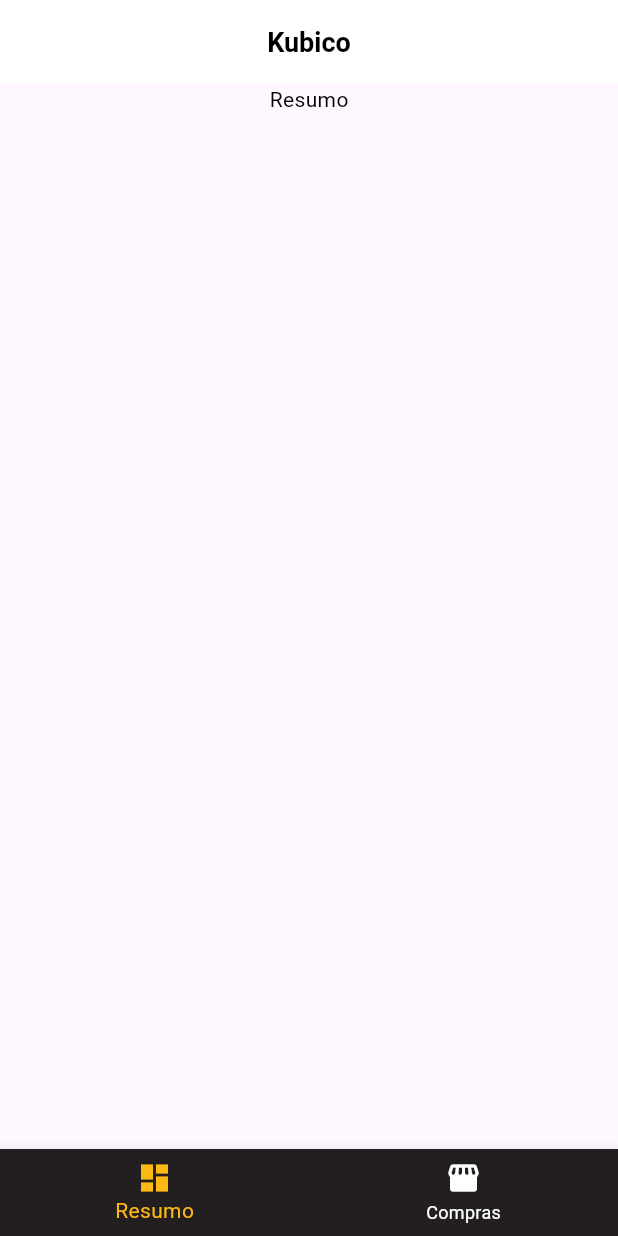
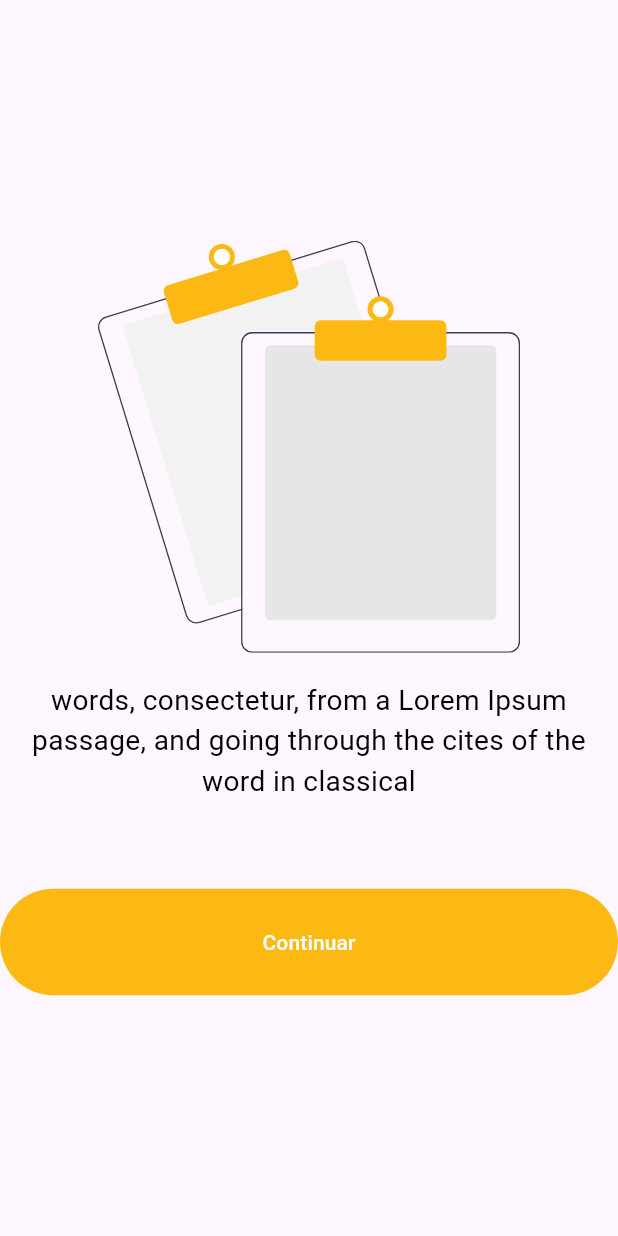
Before and after one commit to gquende/sumbalist, a Flutter app: the screen it shows after launch, on a phone screen of 412 x 824 dp. Run offline on Flutter 3.47's test engine with Material 3 defaults, Android fonts, the phone set to English and light mode, and no system bars; our stand-ins replace flutter_svg, get, get_it, material_design_icons_flutter, sqflite_common_ffi; accounts and stored records are empty.

Commit message:
💄 Create Onboarding
Create OnBoarding

```diff
--- a/lib/main.dart
+++ b/lib/main.dart
@@ -1,7 +1,7 @@
 import 'package:flutter/material.dart';
 import 'package:get/get.dart';
-import 'package:sumbalist/pages/home.dart';
-import 'package:sumbalist/pages/login.dart';
+import 'package:sumbalist/pages/onboarding.dart';
+
 import 'configs/config.dart';
 import 'utils/theme/theme.dart';
 
@@ -26,7 +26,7 @@ class App extends StatelessWidget {
       debugShowCheckedModeBanner: false,
       theme: isDarkMode ? AppTheme.darkMode : AppTheme.light,
       darkTheme: AppTheme.darkMode,
-      home: Home(),
+      home: OnBoarding(),
     );
   }
 }
--- /dev/null
+++ b/lib/pages/onboarding.dart
@@ -0,0 +1,91 @@
+import 'package:flutter/material.dart';
+import 'package:flutter_svg/flutter_svg.dart';
+import 'package:sumbalist/constants/files.dart';
+import 'package:sumbalist/pages/widgets/common_button.dart';
+
+class OnBoarding extends StatefulWidget {
+  const OnBoarding({super.key});
+
+  @override
+  State<OnBoarding> createState() => _OnBoardingState();
+}
+
+class _OnBoardingState extends State<OnBoarding> {
+  PageController pageController = PageController();
+
+  @override
+  Widget build(BuildContext context) {
+    var size = MediaQuery.of(context).size;
+
+    return Scaffold(
+      body: Column(
+        mainAxisAlignment: MainAxisAlignment.center,
+        children: [
+          Container(
+            width: size.width,
+            height: size.height / 2,
+            child: PageView(
+              controller: pageController,
+              children: [
+                Container(
+                  width: size.width,
+                  height: size.height / 2.5,
+                  child: Column(
+                    children: [
+                      Container(
+                          width: size.width,
+                          height: size.height / 3,
+                          child: SvgPicture.asset(AppAssets.NO_DATA_IMAGE)),
+                      SizedBox(
+                        height: 10,
+                      ),
+                      Padding(
+                        padding: const EdgeInsets.all(8.0),
+                        child: Text(
+                          "words, consectetur, from a Lorem Ipsum passage, and going through the cites of the word in classical",
+                          style: TextStyle(fontSize: size.width / 22),
+                          textAlign: TextAlign.center,
+                        ),
+                      ),
+                    ],
+                  ),
+                ),
+                Container(
+                  width: size.width,
+                  height: size.height / 2.5,
+                  child: Column(
+                    children: [
+                      Container(
+                          width: size.width,
+                          height: size.height / 3,
+                          child: SvgPicture.asset(AppAssets.ADD_NOTE_IMAGE)),
+                      SizedBox(
+                        height: 10,
+                      ),
+                      Padding(
+                        padding: const EdgeInsets.all(8.0),
+                        child: Text(
+                          "words, consectetur, from a Lorem Ipsum passage, and going through the cites of the word in classical",
+                          style: TextStyle(fontSize: size.width / 22),
+                          textAlign: TextAlign.center,
+                        ),
+                      ),
+                    ],
+                  ),
+                )
+              ],
+            ),
+          ),
+          SizedBox(
+            height: 20,
+          ),
+          CommonButton(
+              title: "Continuar",
+              action: () {
+                debugPrint("Continue...");
+              })
+        ],
+      ),
+    );
+  }
+}
```
Also changed, not shown: pubspec.lock.
